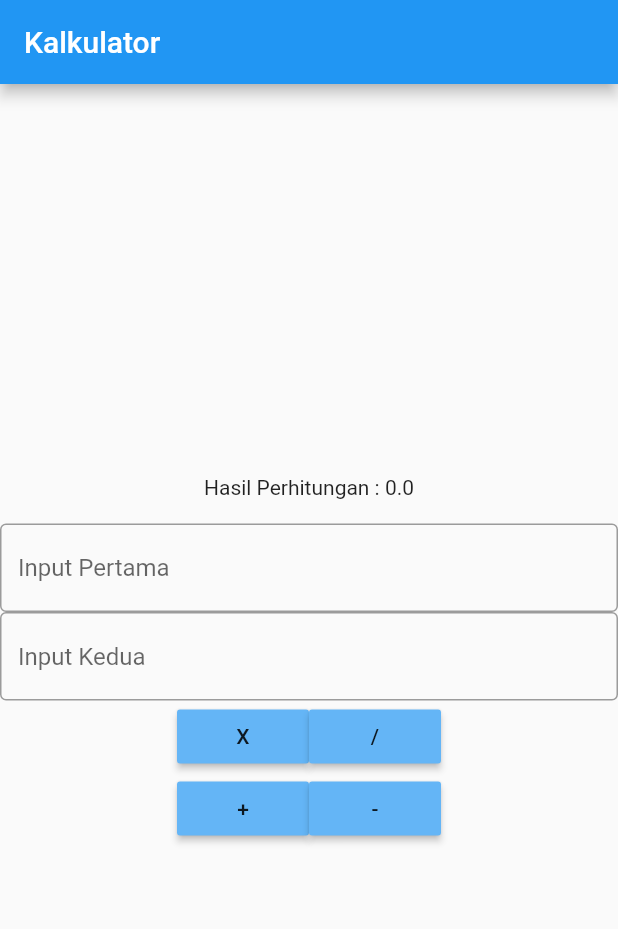
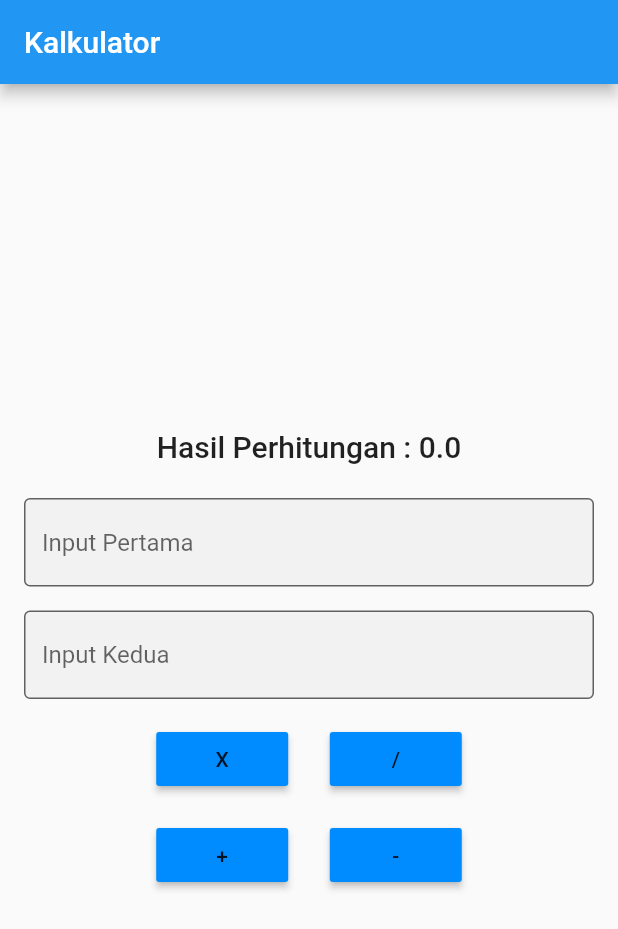
Before and after one commit to zflash123/zaed_calculator, a Flutter app: the screen it shows after launch, on a phone screen of 412 x 824 dp. Shown: the top 929 px of the screen. Run offline on Flutter 3.47's test engine with Material 2 defaults, Android fonts, the phone set to English and light mode, and no system bars.

Commit message:
Fix some layouting

```diff
--- a/lib/main.dart
+++ b/lib/main.dart
@@ -40,28 +40,39 @@ class _FormKalkulasi extends State<FormKalkulasi> {
       debugShowCheckedModeBanner: false,
       home: Scaffold(
         appBar: AppBar(title: const Text("Kalkulator")),
-        body: Column(
+        body: Padding(
+          padding: const EdgeInsets.all(16.0),
+          child: Column(
             mainAxisAlignment: MainAxisAlignment.center,
             crossAxisAlignment: CrossAxisAlignment.center,
             children: <Widget>[
-            Text("Hasil Perhitungan : $hasil\n"),
+              Text(
+                "Hasil Perhitungan : $hasil\n",
+                style: const TextStyle(fontSize: 20.0, fontWeight: FontWeight.w500)
+              ),
               TextField(
                 keyboardType: TextInputType.number,
                 decoration: const InputDecoration(
                   border: OutlineInputBorder(),
                   hintText: 'Input Pertama',
+                  filled: true,
+                  fillColor: Color.fromARGB(255, 242, 242, 242),
                 ),
                 controller: myController1,
               ),
+              const Text(''),
               TextField(
                 decoration: const InputDecoration(
                   border: OutlineInputBorder(),
                   hintText: 'Input Kedua',
+                  filled: true,
+                  fillColor: Color.fromARGB(255, 242, 242, 242),
                 ),
                 inputFormatters: [FilteringTextInputFormatter.digitsOnly],
                 keyboardType: TextInputType.number,
                 controller: myController2,
               ),
+              const Text(''),
               Row(
                 mainAxisAlignment: MainAxisAlignment.center,
                 crossAxisAlignment: CrossAxisAlignment.center,
@@ -77,7 +88,7 @@ class _FormKalkulasi extends State<FormKalkulasi> {
                     child: const Text('X'),
                     style: ElevatedButton.styleFrom(
                       onPrimary: Colors.black87,
-                    primary: Colors.blue[300],
+                      primary: Color.fromARGB(255, 0, 140, 255),
                       minimumSize: const Size(88, 36),
                       padding: const EdgeInsets.symmetric(horizontal: 16),
                       shape: const RoundedRectangleBorder(
@@ -85,6 +96,7 @@ class _FormKalkulasi extends State<FormKalkulasi> {
                       ),
                     ),
                   ),
+                  const Text('        '),
                   ElevatedButton(
                     onPressed: () {
                       setState(() {
@@ -95,8 +107,8 @@ class _FormKalkulasi extends State<FormKalkulasi> {
                     },
                     child: const Text('/'),
                     style: ElevatedButton.styleFrom(
-                    onPrimary: Color.fromARGB(221, 0, 0, 0),
-                    primary: Colors.blue[300],
+                      onPrimary: Colors.black87,
+                      primary: const Color.fromARGB(255, 0, 140, 255),
                       minimumSize: const Size(88, 36),
                       padding: const EdgeInsets.symmetric(horizontal: 16),
                       shape: const RoundedRectangleBorder(
@@ -106,6 +118,7 @@ class _FormKalkulasi extends State<FormKalkulasi> {
                   ),
                 ],
               ),
+              const Text(''),
               Row(
                 mainAxisAlignment: MainAxisAlignment.center,
                 crossAxisAlignment: CrossAxisAlignment.center,
@@ -121,7 +134,7 @@ class _FormKalkulasi extends State<FormKalkulasi> {
                     child: const Text('+'),
                     style: ElevatedButton.styleFrom(
                       onPrimary: Colors.black87,
-                    primary: Colors.blue[300],
+                      primary: const Color.fromARGB(255, 0, 140, 255),
                       minimumSize: const Size(88, 36),
                       padding: const EdgeInsets.symmetric(horizontal: 16),
                       shape: const RoundedRectangleBorder(
@@ -129,6 +142,7 @@ class _FormKalkulasi extends State<FormKalkulasi> {
                       ),
                     ),
                   ),
+                  const Text('        '),
                   ElevatedButton(
                     onPressed: () {
                       setState(() {
@@ -140,9 +154,9 @@ class _FormKalkulasi extends State<FormKalkulasi> {
                     child: const Text('-'),
                     style: ElevatedButton.styleFrom(
                       onPrimary: Colors.black87,
-                    primary: Colors.blue[300],
+                      primary: const Color.fromARGB(255, 0, 140, 255),
                       minimumSize: const Size(88, 36),
-                    padding: const EdgeInsets.symmetric(horizontal: 16),
+                      padding: const EdgeInsets.symmetric(horizontal: 17),
                       shape: const RoundedRectangleBorder(
                         borderRadius: BorderRadius.all(Radius.circular(2)),
                       ),
@@ -152,6 +166,7 @@ class _FormKalkulasi extends State<FormKalkulasi> {
               ),
             ],
           ),
+        )
       ),
     );
   }
```
Also changed, not shown: 1 other file. Lines whose indentation alone changed are shown as unchanged.
